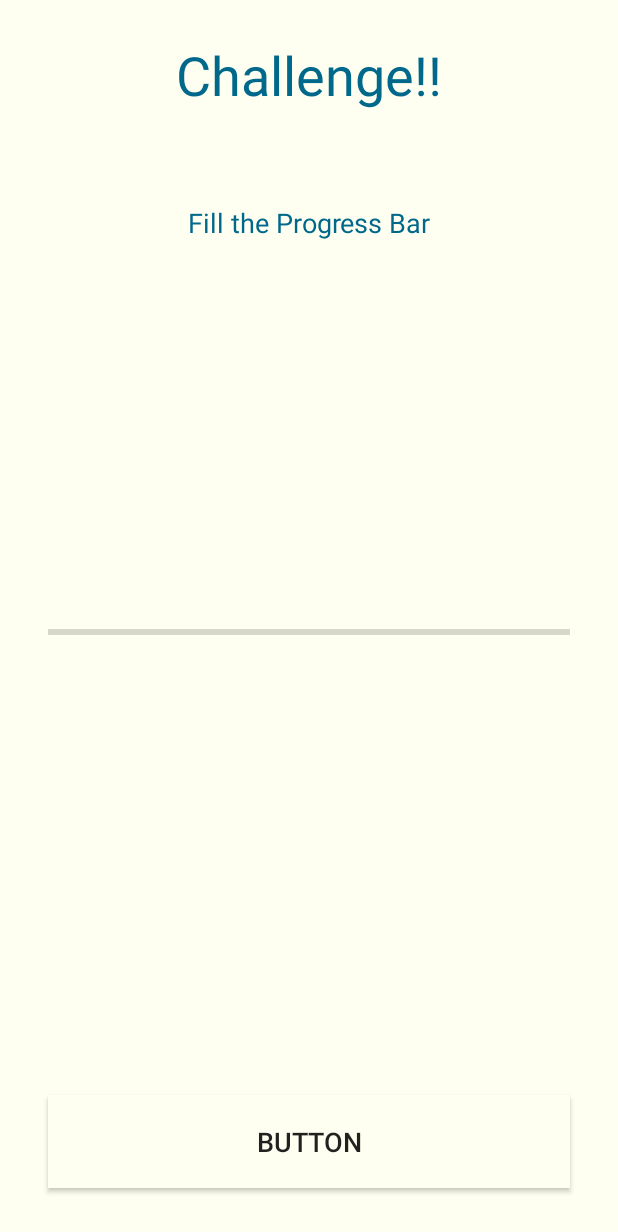
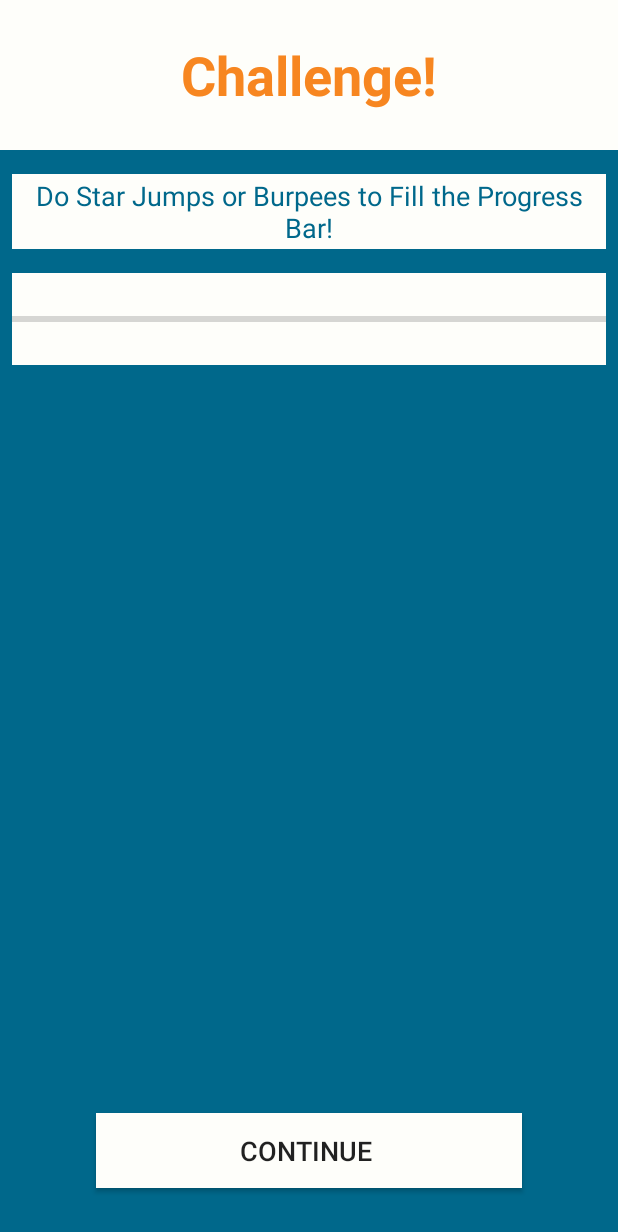
Before and after one commit to offentim/Amazing_Race, an Android app: the layout popupwindow.xml on its own in the app's theme, with its tools: preview values and no code run, on a phone screen of 412 x 824 dp. Shown: the top 1232 px of the screen. Run offline under Robolectric (Android 15) with nearby library versions, the light colour scheme and no system bars.

Commit message:
Finished App

```diff
--- a/app/src/main/AndroidManifest.xml
+++ b/app/src/main/AndroidManifest.xml
@@ -14,6 +14,7 @@
     <uses-permission android:name="android.permission.WRITE_EXTERNAL_STORAGE" />
     <uses-permission android:name="android.permission.READ_PHONE_STATE"/>
     <uses-permission android:name="android.permission.ACCESS_COARSE_LOCATION"/>
+    <uses-permission android:name="android.permission.ACTIVITY_RECOGNITION"/>
 
 
     <uses-feature
--- a/app/src/main/java/com/example/amazingrace/MainActivity.java
+++ b/app/src/main/java/com/example/amazingrace/MainActivity.java
@@ -56,7 +56,10 @@ public class MainActivity extends FragmentActivity implements SensorEventListene
 
     private static final String TAG = "MainActivity";
     private SensorManager mSensorManager;
+
     private Sensor mAccelerometer;
+
+
 
 
     float magnitude;
@@ -68,6 +71,7 @@ public class MainActivity extends FragmentActivity implements SensorEventListene
     TextView commerce_success;
     TextView stdaves_success;
     TextView central_success;
+    TextView textView2;
 
     Deque<Double> real = new ArrayDeque<Double>();
 
@@ -92,6 +96,8 @@ public class MainActivity extends FragmentActivity implements SensorEventListene
     boolean com = false;
     boolean dav = false;
     boolean cen = false;
+
+
 
 
 
@@ -122,8 +128,13 @@ public class MainActivity extends FragmentActivity implements SensorEventListene
         central_success = findViewById(R.id.central_success);
         stdaves_success = findViewById(R.id.stdaves_success);
 
+        textView2 = findViewById(R.id.textView2);
+
         mSensorManager = (SensorManager) getSystemService(Context.SENSOR_SERVICE);
         mAccelerometer = mSensorManager.getDefaultSensor(Sensor.TYPE_ACCELEROMETER);
+
+
+
 
         List<Sensor> sensors = mSensorManager.getSensorList(Sensor.TYPE_ALL);
 
@@ -173,9 +184,12 @@ public class MainActivity extends FragmentActivity implements SensorEventListene
                     startActivity(new Intent(MainActivity.this, Pop.class));
 
                 }else{
-                    Toast.makeText(getApplicationContext(),"Get moving",Toast.LENGTH_LONG).show();
+                    Toast.makeText(getApplicationContext(),"You're not close enough to the Marker!",Toast.LENGTH_LONG).show();
                     error.start();
                 }
+
+                System.out.println(valueLat);
+                System.out.println(valueLon);
 
             }
         });
@@ -206,8 +220,6 @@ public class MainActivity extends FragmentActivity implements SensorEventListene
         chart.setRotationEnabled(false);
         chart.setHighlightPerTapEnabled(true);
 
-
-
         chart.animateY(1400, Easing.EasingOption.EaseInCirc);
 
         Legend l = chart.getLegend();
@@ -223,9 +235,6 @@ public class MainActivity extends FragmentActivity implements SensorEventListene
         // entry label styling
         chart.setEntryLabelColor(Color.WHITE);
         chart.setEntryLabelTextSize(12f);
-
-
-
     }
 
     private void setData(int count, float range) {
@@ -263,6 +272,8 @@ public class MainActivity extends FragmentActivity implements SensorEventListene
         super.onPause();
         mSensorManager.unregisterListener(this);
 
+
+
     }
 
     @Override
@@ -272,9 +283,16 @@ public class MainActivity extends FragmentActivity implements SensorEventListene
 
     @Override
     public final void onSensorChanged(SensorEvent event) {
+
         float x = event.values[0];
         float y = event.values[1];
         float z = event.values[2];
+
+
+
+
+
+
 
         double m = Math.sqrt((Math.pow(x,2))+(Math.pow(y,2))+(Math.pow(z,2)));
         float mM = (float)m;
@@ -287,14 +305,7 @@ public class MainActivity extends FragmentActivity implements SensorEventListene
         double max = 0;
         int ii = 0;
 
-        setData(3, 100);
-
-
-        String running = ("Running") ;
-        String walking = ("Walking");
-        String standing = ("Stationary");
-
-
+        setData(3, 90);
 
 
         if (com == true){
@@ -322,14 +333,10 @@ public class MainActivity extends FragmentActivity implements SensorEventListene
             double[] chat = new double[fft.getWindowSize()];
             for (int i = 0 ; i < fft.getWindowSize() ; i++){
                 chat[i] = (Double)realD[i];
-
             }
 
             double[] imagine = new double[fft.getWindowSize()];
             fft.fft(chat,imagine);
-
-
-
 
 
             float powerChat[] = new float[fft.getWindowSize()/2];
@@ -337,21 +344,14 @@ public class MainActivity extends FragmentActivity implements SensorEventListene
 
             for(int i = 1; i < fft.getWindowSize()/2; i++){
                 powerChat[i] = (float)Math.sqrt(chat[i]*chat[i]+imagine[i]*imagine[i]);
-
-
             }
 
             for(int i=0; i<powerChat.length;i++){
                 if(powerChat[i]>max){
                     max = powerChat[i];
                     ii = i;
-
                 }
-
-
-
             }
-
 
 
             if (max > 20 && max < 150) {
@@ -375,6 +375,8 @@ public class MainActivity extends FragmentActivity implements SensorEventListene
     protected void onResume() {
         super.onResume();
         mSensorManager.registerListener(this, mAccelerometer, SensorManager.SENSOR_DELAY_GAME);
+
+
     }
 
     @Override
--- a/app/src/main/res/layout/popupwindow.xml
+++ b/app/src/main/res/layout/popupwindow.xml
@@ -4,17 +4,19 @@
     xmlns:tools="http://schemas.android.com/tools"
     android:orientation="vertical" android:layout_width="match_parent"
     android:layout_height="match_parent"
-    android:background="@color/blueish">
+    android:background="@color/backgroundtest">
 
     <TextView
         android:id="@+id/textView"
         android:layout_width="match_parent"
         android:layout_height="100dp"
         android:layout_marginBottom="32dp"
+        android:background="@color/blueish"
         android:gravity="center"
-        android:text="Challenge!!"
-        android:textColor="@color/backgroundtest"
+        android:text="Challenge!"
+        android:textColor="#F78620"
         android:textSize="36sp"
+        android:textStyle="bold"
         app:layout_constraintBottom_toTopOf="@+id/textView3"
         app:layout_constraintEnd_toEndOf="parent"
         app:layout_constraintStart_toStartOf="parent"
@@ -23,10 +25,15 @@
     <TextView
         android:id="@+id/textView3"
         android:layout_width="match_parent"
-        android:layout_height="wrap_content"
-        android:layout_marginTop="36dp"
+        android:layout_height="50dp"
+        android:layout_marginStart="8dp"
+        android:layout_marginLeft="8dp"
+        android:layout_marginTop="16dp"
+        android:layout_marginEnd="8dp"
+        android:layout_marginRight="8dp"
+        android:background="@color/blueish"
         android:gravity="center"
-        android:text="Fill the Progress Bar"
+        android:text="Do Star Jumps or Burpees to Fill the Progress Bar!"
         android:textColor="@color/backgroundtest"
         android:textSize="18sp"
         app:layout_constraintEnd_toEndOf="parent"
@@ -38,28 +45,28 @@
         style="?android:attr/progressBarStyleHorizontal"
         android:layout_width="match_parent"
         android:layout_height="61dp"
-        android:layout_marginStart="32dp"
-        android:layout_marginLeft="32dp"
+        android:layout_marginStart="8dp"
+        android:layout_marginLeft="8dp"
         android:layout_marginTop="16dp"
-        android:layout_marginEnd="32dp"
-        android:layout_marginRight="32dp"
-        android:layout_marginBottom="64dp"
-        app:layout_constraintBottom_toTopOf="@+id/button"
+        android:layout_marginEnd="8dp"
+        android:layout_marginRight="8dp"
+        android:background="@color/blueish"
         app:layout_constraintEnd_toEndOf="parent"
         app:layout_constraintStart_toStartOf="parent"
         app:layout_constraintTop_toBottomOf="@+id/textView3" />
 
     <Button
         android:id="@+id/button"
+        style="@android:style/Widget.Material.Light.Button.Inset"
         android:layout_width="match_parent"
-        android:layout_height="62dp"
-        android:layout_marginStart="32dp"
-        android:layout_marginLeft="32dp"
-        android:layout_marginEnd="32dp"
-        android:layout_marginRight="32dp"
+        android:layout_height="50dp"
+        android:layout_marginStart="64dp"
+        android:layout_marginLeft="64dp"
+        android:layout_marginEnd="64dp"
+        android:layout_marginRight="64dp"
         android:layout_marginBottom="32dp"
         android:background="@color/blueish"
-        android:text="Button"
+        android:text="Continue "
         android:textSize="18sp"
         app:layout_constraintBottom_toBottomOf="parent"
         app:layout_constraintEnd_toEndOf="parent"
--- a/app/src/main/res/values/colors.xml
+++ b/app/src/main/res/values/colors.xml
@@ -4,13 +4,13 @@
     <color name="colorPrimaryDark">#00574B</color>
     <color name="colorAccent">#D81B60</color>
 
-    <color name="Red">#ff0000</color>
+    <color name="Red">#ED4337</color>
     <color name="Green">#008000</color>
     <color name="Blue">#0000ff</color>
     <color name="White">#FFFFFF</color>
     <color name="Black">#000000</color>
     <color name="Background">#4ECDC4</color>
-    <color name="blueish">#fffff1</color>
+    <color name="blueish">#FEFEFA</color>
     <color name="backgroundtest">#00688B</color>
 
 
```
